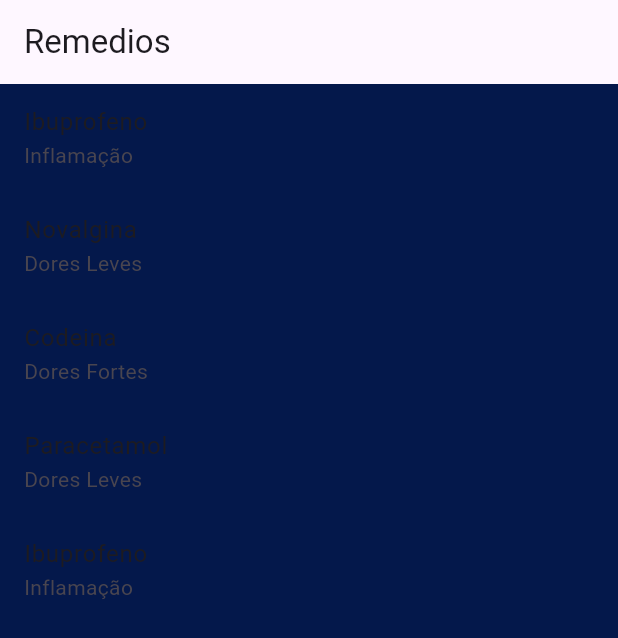
After one commit to yasyaaaas/LDDM---MedAlert, a Flutter app: the ListarRemediosScreen screen opened directly, on a phone screen of 412 x 824 dp. The commit adds this screen. Shown: the top 638 px of the screen. Run offline on Flutter 3.47's test engine with Material 3 defaults, Android fonts, the phone set to English and light mode, and no system bars; our stand-ins replace image_picker, sqflite, sqflite_common_ffi; accounts and stored records are empty.

Commit message:
Db updates Part3

```diff
--- /dev/null
+++ b/Sprint 2/med_alert/lib/features/ListarRemedios/listarRemedios_screen.dart
@@ -0,0 +1,40 @@
+import 'package:flutter/material.dart';
+import 'package:med_alert/shared/models/remedio_model.dart';
+
+class ListarRemediosScreen extends StatefulWidget {
+  const ListarRemediosScreen ({Key? key}) : super(key: key);
+
+  @override
+  _ListarRemediosScreenState createState() => _ListarRemediosScreenState();
+}
+
+class _ListarRemediosScreenState extends State<ListarRemediosScreen>{
+  List<Remedio> remedios = [
+    Remedio(id: 1, nome: 'Ibuprofeno', tipo: 'Inflamação'),
+    Remedio(id: 2, nome: 'Novalgina', tipo: 'Dores Leves'),
+    Remedio(id: 3, nome: 'Codeina', tipo: 'Dores Fortes'),
+    Remedio(id: 4, nome: 'Paracetamol', tipo: 'Dores Leves'),
+    Remedio(id: 5, nome: 'Ibuprofeno', tipo: 'Inflamação'),
+  ];
+
+
+  @override
+  Widget build(BuildContext context){
+    return Scaffold(
+      appBar: AppBar(
+        title: Text('Remedios'),
+      ),
+      body: ListView.builder(
+        itemCount: remedios.length,
+        itemBuilder: (context, index){
+          Remedio remedio = remedios[index];
+          return ListTile(
+            title: Text(remedio.nome),
+            subtitle: Text(remedio.tipo),
+            onTap: () {},
+          );
+        },
+      ),
+    );
+  }
+}
--- a/Sprint 2/med_alert/lib/main.dart
+++ b/Sprint 2/med_alert/lib/main.dart
@@ -1,4 +1,5 @@
 import 'package:flutter/material.dart';
+import 'package:med_alert/features/ListarRemedios/listarRemedios_screen.dart';
 import 'features/SingupLogin/splash_screen.dart';
 import 'features/TelasPrincipais/home_screen.dart';
 import 'features/SingupLogin/login_screen.dart';
@@ -21,6 +22,7 @@ class MyApp extends StatelessWidget {
         scaffoldBackgroundColor: Color(0xFF04184B), // Cor de fundo azul escuro
         textTheme: TextTheme(bodyMedium: TextStyle(color: Colors.white)), // Textos em branco
       ),
+      home: ListarRemediosScreen(),
       initialRoute: '/splash',
       routes: {
         '/splash': (context) => SplashScreen(),
--- a/Sprint 2/med_alert/lib/shared/models/usuario_model.dart
+++ b/Sprint 2/med_alert/lib/shared/models/usuario_model.dart
@@ -2,18 +2,21 @@ class Usuario {
   int? id;
   String nome;
   String email;
+  String senha;
 
   Usuario({
     this.id,
     required this.nome,
-    required this.email
+    required this.email,
+    required this.senha
   });
 
   factory Usuario.fromSQLite(Map map){
     return Usuario(
       id: map['id'],
       nome: map['nome'],
-      email: map['email']
+      email: map['email'],
+      senha: map['senha']
       );
   }
 
```
